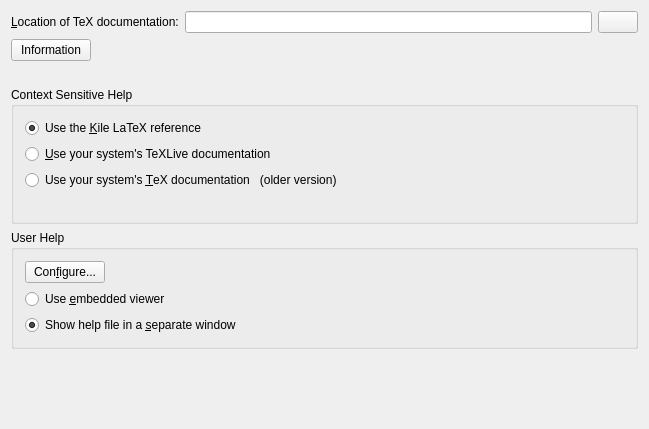
Before: the Qt Designer form src/widgets/helpconfigwidget.ui in KDE/kile, drawn with Qt 5.
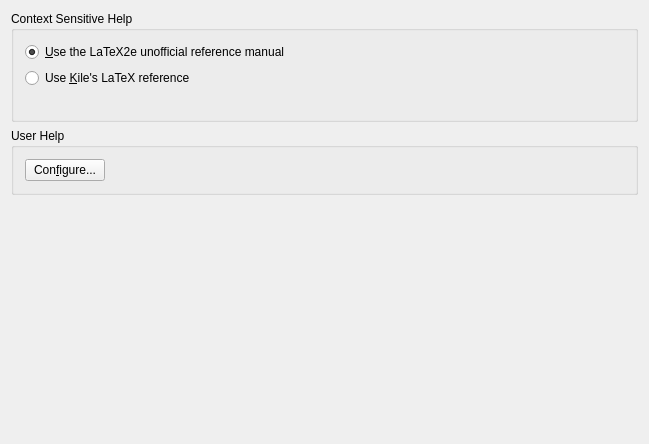
After: the same form once the commit is applied. Custom widgets are drawn as their Qt base class.

Commit message: Update the built-in LaTeX documentation

Patch:
```diff
--- a/src/widgets/helpconfigwidget.ui
+++ b/src/widgets/helpconfigwidget.ui
@@ -7,7 +7,7 @@
     <x>0</x>
     <y>0</y>
     <width>649</width>
-    <height>429</height>
+    <height>444</height>
    </rect>
   </property>
   <property name="sizePolicy">
@@ -20,84 +20,6 @@
    <string>Help</string>
   </property>
   <layout class="QVBoxLayout">
-   <item>
-    <layout class="QHBoxLayout">
-     <item>
-      <widget class="QLabel" name="m_lbLocation">
-       <property name="whatsThis">
-        <string>Insert the path to the TeX documentation directory here. For example /usr/share/texmf/doc.</string>
-       </property>
-       <property name="text">
-        <string>&amp;Location of TeX documentation:</string>
-       </property>
-       <property name="wordWrap">
-        <bool>false</bool>
-       </property>
-       <property name="buddy">
-        <cstring>kcfg_location</cstring>
-       </property>
-      </widget>
-     </item>
-     <item>
-      <widget class="KLineEdit" name="kcfg_location"/>
-     </item>
-     <item>
-      <widget class="QPushButton" name="m_helpLocationButton"/>
-     </item>
-    </layout>
-   </item>
-   <item>
-    <layout class="QHBoxLayout" name="horizontalLayout">
-     <property name="bottomMargin">
-      <number>0</number>
-     </property>
-     <item>
-      <widget class="QPushButton" name="m_pbInformation">
-       <property name="sizePolicy">
-        <sizepolicy hsizetype="Minimum" vsizetype="Fixed">
-         <horstretch>0</horstretch>
-         <verstretch>0</verstretch>
-        </sizepolicy>
-       </property>
-       <property name="text">
-        <string>Information</string>
-       </property>
-       <attribute name="buttonGroup">
-        <string notr="true">buttonGroup</string>
-       </attribute>
-      </widget>
-     </item>
-     <item>
-      <spacer name="horizontalSpacer">
-       <property name="orientation">
-        <enum>Qt::Horizontal</enum>
-       </property>
-       <property name="sizeHint" stdset="0">
-        <size>
-         <width>40</width>
-         <height>20</height>
-        </size>
-       </property>
-      </spacer>
-     </item>
-    </layout>
-   </item>
-   <item>
-    <spacer name="verticalSpacer">
-     <property name="orientation">
-      <enum>Qt::Vertical</enum>
-     </property>
-     <property name="sizeType">
-      <enum>QSizePolicy::Fixed</enum>
-     </property>
-     <property name="sizeHint" stdset="0">
-      <size>
-       <width>20</width>
-       <height>20</height>
-      </size>
-     </property>
-    </spacer>
-   </item>
    <item>
     <widget class="QGroupBox" name="m_gbContextHelp">
      <property name="sizePolicy">
@@ -113,27 +35,23 @@
       <bool>false</bool>
      </property>
      <layout class="QVBoxLayout">
-      <item>
-       <widget class="QRadioButton" name="kcfg_kilerefs">
-        <property name="text">
-         <string>Use the &amp;Kile LaTeX reference</string>
-        </property>
-        <property name="checked">
-         <bool>true</bool>
-        </property>
-       </widget>
-      </item>
       <item>
        <widget class="QRadioButton" name="kcfg_latex2erefs">
         <property name="text">
-         <string>&amp;Use your system's TeXLive documentation</string>
+         <string>&amp;Use the LaTeX2e unofficial reference manual</string>
+        </property>
+        <property name="checked">
+         <bool>true</bool>
         </property>
        </widget>
       </item>
       <item>
-       <widget class="QRadioButton" name="kcfg_texrefs">
+       <widget class="QRadioButton" name="kcfg_kilerefs">
         <property name="text">
-         <string>Use your system's &amp;TeX documentation   (older version)</string>
+         <string>Use &amp;Kile's LaTeX reference</string>
+        </property>
+        <property name="checked">
+         <bool>false</bool>
         </property>
        </widget>
       </item>
@@ -195,23 +113,6 @@
         </item>
        </layout>
       </item>
-      <item>
-       <widget class="QRadioButton" name="kcfg_embedded">
-        <property name="text">
-         <string>Use &amp;embedded viewer</string>
-        </property>
-       </widget>
-      </item>
-      <item>
-       <widget class="QRadioButton" name="kcfg_external">
-        <property name="text">
-         <string>Show help file in a &amp;separate window</string>
-        </property>
-        <property name="checked">
-         <bool>true</bool>
-        </property>
-       </widget>
-      </item>
      </layout>
     </widget>
    </item>
@@ -231,13 +132,6 @@
   </layout>
  </widget>
  <layoutdefault spacing="6" margin="11"/>
- <customwidgets>
-  <customwidget>
-   <class>KLineEdit</class>
-   <extends>QLineEdit</extends>
-   <header>klineedit.h</header>
-  </customwidget>
- </customwidgets>
  <includes>
   <include location="local">klineedit.h</include>
  </includes>
```
Left out of the diff: 3 changed lines with no effect on the pictures. The commit also changes 545 other files.
